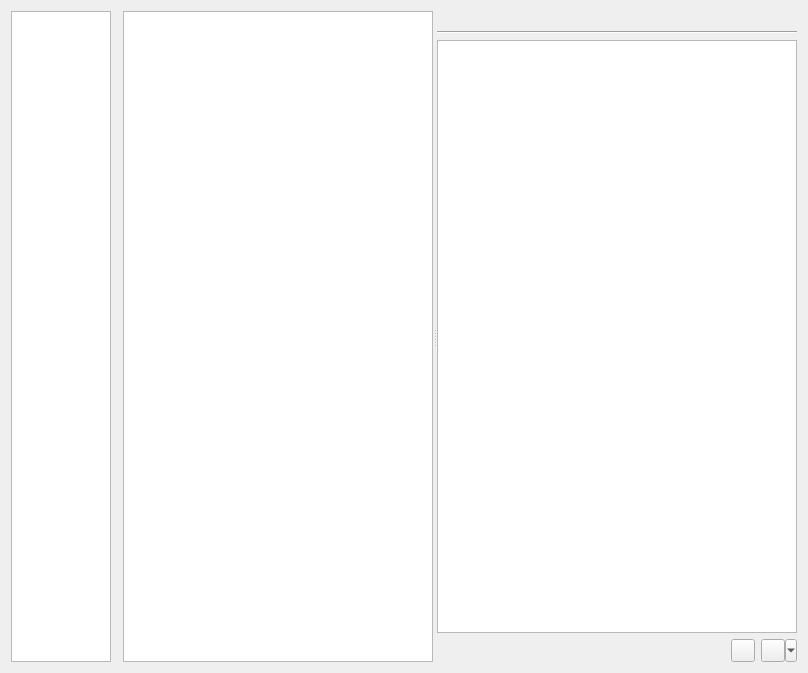
First picture: the form in libs/datapackutils/widgets/packmanager.ui, repository FreeHealth/freehealth, before the edit.
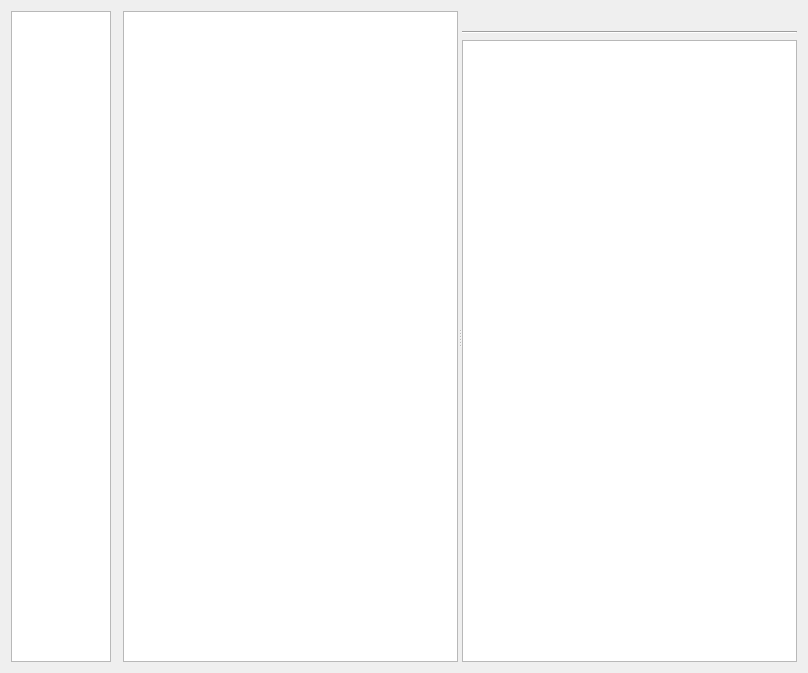
Second picture: the form after the edit. The open tabs and pages were chosen to show the change. Custom widgets are drawn as their Qt base class.

Commit message: DataPacks: - HttpEngine can download Pack - management of pack installation: 100% functionnal - still needs some verbose output for user && error management && update process - Draft dependencychecker class

What changed in the file:
```diff
--- a/libs/datapackutils/widgets/packmanager.ui
+++ b/libs/datapackutils/widgets/packmanager.ui
@@ -95,49 +95,6 @@
            <item row="2" column="0">
             <widget class="QTextBrowser" name="packSummary"/>
            </item>
-           <item row="3" column="0">
-            <layout class="QHBoxLayout" name="horizontalLayout">
-             <item>
-              <spacer name="horizontalSpacer">
-               <property name="orientation">
-                <enum>Qt::Horizontal</enum>
-               </property>
-               <property name="sizeHint" stdset="0">
-                <size>
-                 <width>232</width>
-                 <height>23</height>
-                </size>
-               </property>
-              </spacer>
-             </item>
-             <item>
-              <widget class="QToolButton" name="toolButton_2">
-               <property name="text">
-                <string/>
-               </property>
-              </widget>
-             </item>
-             <item>
-              <widget class="QToolButton" name="installToolButton">
-               <property name="text">
-                <string/>
-               </property>
-               <property name="popupMode">
-                <enum>QToolButton::MenuButtonPopup</enum>
-               </property>
-               <property name="toolButtonStyle">
-                <enum>Qt::ToolButtonTextBesideIcon</enum>
-               </property>
-               <property name="autoRaise">
-                <bool>false</bool>
-               </property>
-               <property name="arrowType">
-                <enum>Qt::NoArrow</enum>
-               </property>
-              </widget>
-             </item>
-            </layout>
-           </item>
            <item row="0" column="0">
             <widget class="QLabel" name="packName">
              <property name="text">
```
Left out of the diff: 5 changed lines with no effect on the pictures. The commit also changes 17 other files.
